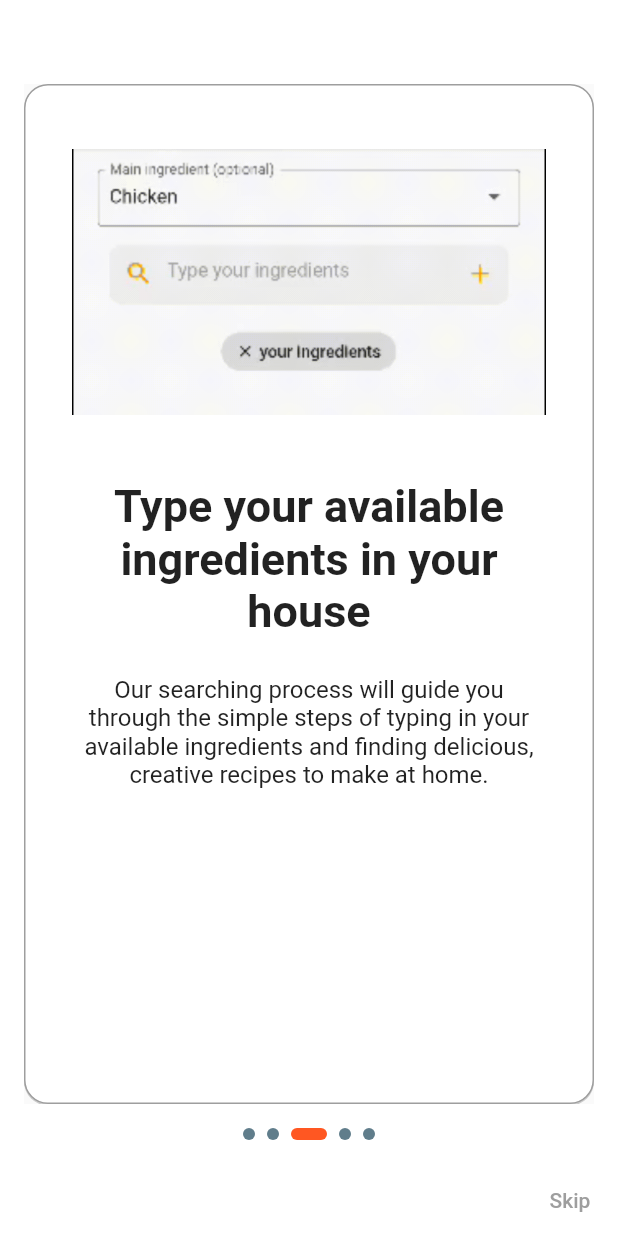
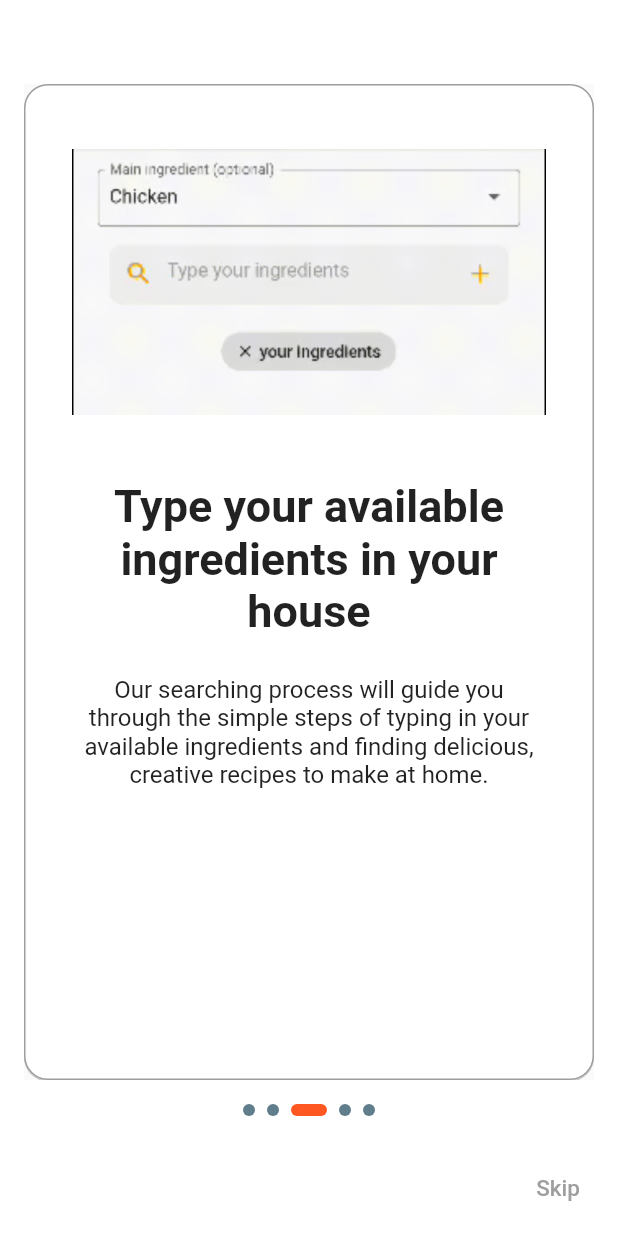
Before and after one commit to kaonapp/kaon, a Flutter app: the FridgeTutorial screen opened directly, swiped to page 3, on a phone screen of 412 x 824 dp. Run offline on Flutter 3.47's test engine with Material 2 defaults, Android fonts, the phone set to English and light mode, and no system bars; our stand-ins replace carousel_slider, cloud_firestore, firebase_core, flutter_native_splash, get, youtube_player_flutter; accounts and stored records are empty.

Commit message:
Padded skip and done text button.

```diff
--- a/lib/fridge_tutorial.dart
+++ b/lib/fridge_tutorial.dart
@@ -84,7 +84,9 @@ class _FridgeTutorialState extends State<FridgeTutorial> {
           ),
           const SizedBox(height: 16.0),
           if (_currentPageIndex != _onboardingPages.length - 1)
-            Align(
+            Padding(
+              padding: const EdgeInsets.all(8.0),
+              child: Align(
                 alignment: Alignment.topRight,
                 child: TextButton(
                   onPressed: () {
@@ -94,6 +96,8 @@ class _FridgeTutorialState extends State<FridgeTutorial> {
                     'Skip',
                     style: TextStyle(
                       color: Colors.grey,
+                      fontSize: 15,
+                    ),
                   ),
                 ),
               ),
@@ -101,7 +105,9 @@ class _FridgeTutorialState extends State<FridgeTutorial> {
 
           // Done button
           if (_currentPageIndex == _onboardingPages.length - 1)
-            Align(
+            Padding(
+              padding: const EdgeInsets.all(8.0),
+              child: Align(
                 alignment: Alignment.topRight,
                 child: TextButton(
                   onPressed: () {
@@ -112,6 +118,7 @@ class _FridgeTutorialState extends State<FridgeTutorial> {
                     style: TextStyle(
                       color: Color(0xFFF66B0E),
                       fontSize: 20,
+                    ),
                   ),
                 ),
               ),
```
Also changed, not shown: lib/general_tutorial.dart (+9 -2 lines), lib/health_tutorial.dart (+9 -2 lines). Lines whose indentation alone changed are shown as unchanged.
